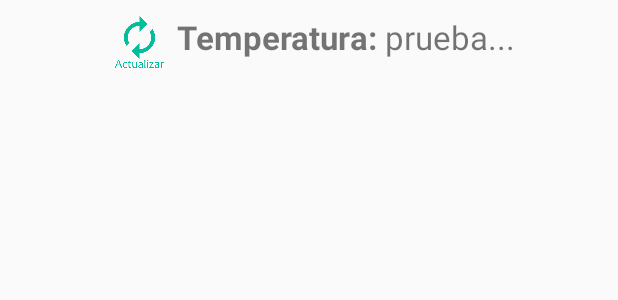
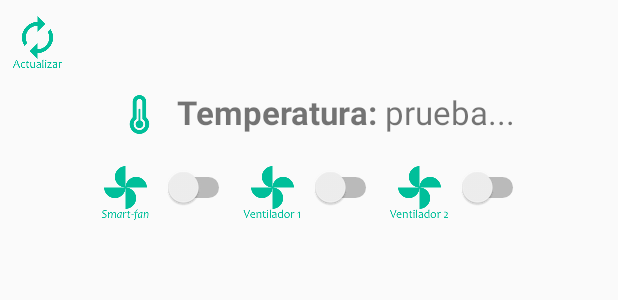
Before and after one commit to david962406/Domotics2, an Android app: the layout activity_data_sensors.xml on its own in the app's theme, with its tools: preview values and no code run, on a phone screen of 412 x 824 dp. Shown: the top 300 px of the screen. Run offline under Robolectric (Android 15) with nearby library versions, the phone set to English and light mode, and no system bars.

Commit message:
XML sensores, actualizado :)

```diff
--- a/app/src/main/res/layout/activity_data_sensors.xml
+++ b/app/src/main/res/layout/activity_data_sensors.xml
@@ -1,19 +1,23 @@
 <?xml version="1.0" encoding="utf-8"?>
 <LinearLayout xmlns:android="http://schemas.android.com/apk/res/android"
-    android:orientation="horizontal"
+    android:orientation="vertical"
     android:layout_width="match_parent"
-    android:layout_height="match_parent">
+    android:layout_height="wrap_content">
+    <ImageButton
+        android:layout_width="50dp"
+        android:layout_height="50dp"
+        android:background="@drawable/refresh"
+        android:id="@+id/btnConect"/>
 
     <LinearLayout
         android:layout_width="match_parent"
         android:layout_height="wrap_content"
         android:orientation="horizontal"
         android:gravity="center">
-        <ImageButton
+        <ImageView
             android:layout_width="50dp"
             android:layout_height="50dp"
-            android:background="@drawable/refresh"
-            android:id="@+id/btnConect"/>
+            android:background="@drawable/temperature"/>
 
         <TextView
             android:layout_width="wrap_content"
@@ -29,6 +33,42 @@
             android:textSize="22sp"
             android:id="@+id/tempSensor"/>
     </LinearLayout>
+    <LinearLayout
+        android:layout_width="match_parent"
+        android:layout_height="wrap_content"
+        android:orientation="horizontal"
+        android:gravity="center">
+
+        <ImageView
+            android:layout_width="50dp"
+            android:layout_height="50dp"
+            android:background="@drawable/smartfan"/>
+
+        <Switch
+            android:id="@+id/sw_smartFAN"
+            android:layout_width="wrap_content"
+            android:layout_height="wrap_content" />
+
+        <ImageView
+            android:layout_width="50dp"
+            android:layout_height="50dp"
+            android:background="@drawable/fan1"/>
+
+        <Switch
+            android:id="@+id/sw_FAN1"
+            android:layout_width="wrap_content"
+            android:layout_height="wrap_content" />
+
+        <ImageView
+            android:layout_width="50dp"
+            android:layout_height="50dp"
+            android:background="@drawable/fan2"/>
+
+        <Switch
+            android:id="@+id/sw_FAN2"
+            android:layout_width="wrap_content"
+            android:layout_height="wrap_content" />
+    </LinearLayout>
 
 
 
```
Also changed, not shown: app/src/main/java/com/fiuady/android/domotics/SignInActivity.java (+5 -5 lines), app/src/main/res/layout/activity_sign_in.xml (+8 -8 lines), app/src/main/res/layout/dialog_edit_outdoors.xml (added, +217 -0 lines), app/src/main/res/layout/new_profile.xml (+11 -12 lines).
